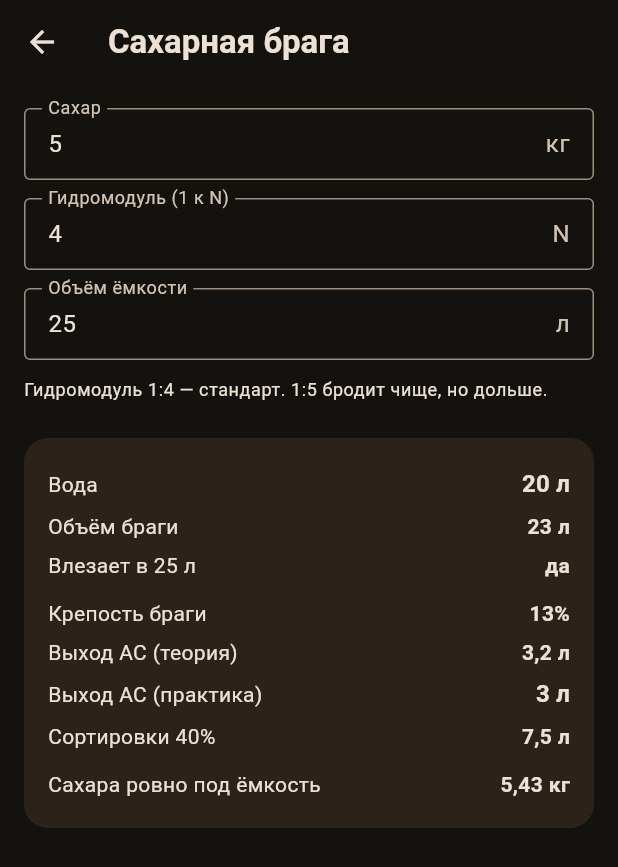
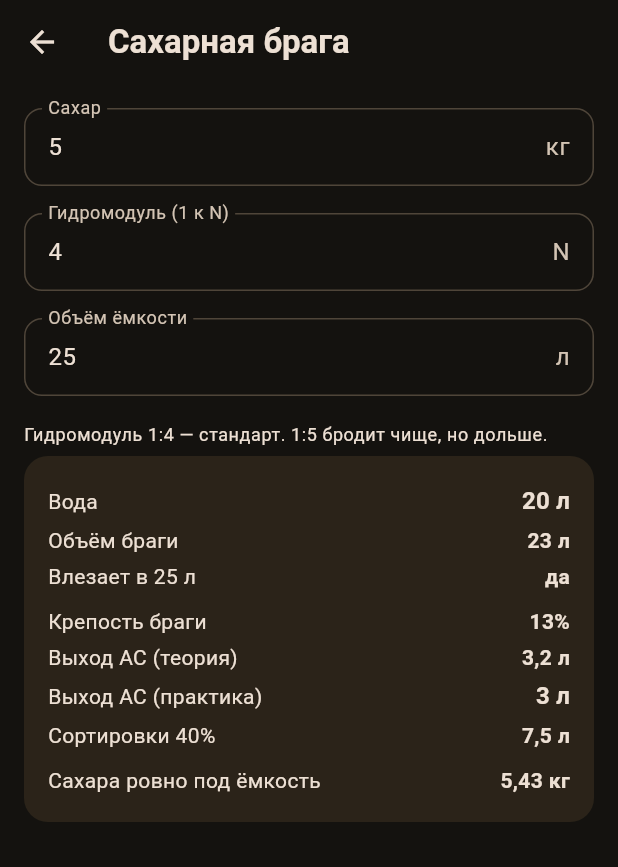
Before and after one commit to grifmax/kalendar-samogon, a Flutter app: the CalculatorsScreen screen opened directly, after a tap on "Сахарная брага", on a phone screen of 412 x 824 dp. Shown: the top 867 px of the screen. Run offline on Flutter 3.47's test engine with Material 3 defaults, Android fonts, the phone set to English and light mode, and no system bars; our stand-ins replace drift, drift_flutter, file_picker, fl_chart, flutter_local_notifications, flutter_timezone and 2 more; accounts and stored records are empty; generated files the repository leaves out were written again.

Commit message:
fix: единый вертикальный ритм форм
- FormSpacing + FormNumberField/FormSectionTitle: отступы в одном месте
  (поле→поле 18, заголовок→поле 12, чипы→поле 20, секции 30, подсказка 6)
- inputDecorationTheme: единые внутренние отступы полей (12×14) и скругления
- подсказки (норма дозы, температурная поправка) внутри поля, а не отдельным
  виджетом — больше не удваивают отступ под полем
- шкала заполнения тары с контуром: при 100% читалась как декоративная линия
- диалоги перегонок, тары, дегустаций и замеров: шаг между полями 14 → 18
- версия 0.4.1 (versionCode 5)

```diff
--- a/app/lib/app/app_version.dart
+++ b/app/lib/app/app_version.dart
@@ -3,4 +3,4 @@
 /// Держим в синхроне с VERSION в корне проекта и `version:` в pubspec.yaml.
 /// Отдельная константа вместо package_info_plus: плагин не собирался под
 /// Android в текущей связке зависимостей, а показывать нужно только строку.
-const String kAppVersion = '0.4.0';
+const String kAppVersion = '0.4.1';
--- a/app/lib/features/calculators/calculators_screen.dart
+++ b/app/lib/features/calculators/calculators_screen.dart
@@ -4,6 +4,7 @@ import '../../domain/calculators.dart';
 import '../../domain/reference.dart';
 import '../../domain/recipe_tuning.dart';
 import '../../utils/format.dart';
+import '../../widgets/form_fields.dart';
 
 /// Хаб калькуляторов.
 ///
@@ -148,20 +149,19 @@ class _CalcBody extends StatelessWidget {
       crossAxisAlignment: CrossAxisAlignment.start,
       children: [
         ...fields,
-        if (result != null) ...[
-          const SizedBox(height: 24),
+        if (result != null)
           Card(
-            margin: EdgeInsets.zero,
+            margin: const EdgeInsets.only(top: FormSpacing.fieldToHint),
             color: theme.colorScheme.primary.withValues(alpha: 0.10),
             child: Padding(padding: const EdgeInsets.all(16), child: result!),
           ),
-        ],
-        const SizedBox(height: 32),
+        const SizedBox(height: FormSpacing.section),
       ],
     );
   }
 }
 
+/// Обёртка над общим полем: в калькуляторах единица измерения всегда есть.
 class _NumField extends StatelessWidget {
   const _NumField({
     required this.controller,
@@ -177,19 +177,11 @@ class _NumField extends StatelessWidget {
 
   @override
   Widget build(BuildContext context) {
-    return Padding(
-      padding: const EdgeInsets.only(bottom: 12),
-      child: TextField(
+    return FormNumberField(
       controller: controller,
-        keyboardType: const TextInputType.numberWithOptions(decimal: true),
-        onChanged: (_) => onChanged?.call(),
-        decoration: InputDecoration(
-          labelText: label,
-          suffixText: suffix,
-          border: const OutlineInputBorder(),
-          isDense: true,
-        ),
-      ),
+      label: label,
+      suffix: suffix ?? '',
+      onChanged: onChanged,
     );
   }
 }
@@ -218,7 +210,11 @@ class _StrengthField extends StatelessWidget {
     final temp = _parse(tempController);
     final corrected = hydrometerCorrection(reading: reading, tempC: temp);
 
-    return Column(
+    final hasCorrection = (temp - 20).abs() > 0.5;
+
+    return Padding(
+      padding: const EdgeInsets.only(bottom: FormSpacing.field),
+      child: Column(
         crossAxisAlignment: CrossAxisAlignment.start,
         children: [
           Row(
@@ -226,34 +222,41 @@ class _StrengthField extends StatelessWidget {
             children: [
               Expanded(
                 flex: 3,
-              child: _NumField(
+                child: FormNumberField(
                   controller: abvController,
                   label: label,
                   suffix: '%',
                   onChanged: onChanged,
+                  bottomPadding: 0,
                 ),
               ),
               const SizedBox(width: 10),
               Expanded(
                 flex: 2,
-              child: _NumField(
+                child: FormNumberField(
                   controller: tempController,
                   label: 'Температура',
                   suffix: '°C',
                   onChanged: onChanged,
+                  bottomPadding: 0,
                 ),
               ),
             ],
           ),
-        if ((temp - 20).abs() > 0.5)
+          if (hasCorrection)
             Padding(
-            padding: const EdgeInsets.only(bottom: 12),
+              padding: const EdgeInsets.only(top: FormSpacing.fieldToHint),
               child: Row(
+                crossAxisAlignment: CrossAxisAlignment.start,
                 children: [
-                Icon(Icons.thermostat,
-                    size: 15, color: theme.colorScheme.primary),
+                  Icon(
+                    Icons.thermostat,
+                    size: 15,
+                    color: theme.colorScheme.primary,
+                  ),
                   const SizedBox(width: 6),
-                Text(
+                  Expanded(
+                    child: Text(
                       'При 20 °C это ${formatNumber(corrected, decimals: 1)}% '
                       '(поправка ${corrected >= reading ? '+' : ''}'
                       '${formatNumber(corrected - reading, decimals: 1)})',
@@ -261,10 +264,12 @@ class _StrengthField extends StatelessWidget {
                         color: theme.colorScheme.primary,
                       ),
                     ),
+                  ),
                 ],
               ),
             ),
         ],
+      ),
     );
   }
 }
@@ -286,7 +291,7 @@ class _ResultRow extends StatelessWidget {
   Widget build(BuildContext context) {
     final theme = Theme.of(context);
     return Padding(
-      padding: const EdgeInsets.symmetric(vertical: 3),
+      padding: const EdgeInsets.symmetric(vertical: FormSpacing.resultRow / 2),
       child: Row(
         mainAxisAlignment: MainAxisAlignment.spaceBetween,
         children: [
@@ -294,7 +299,8 @@ class _ResultRow extends StatelessWidget {
           const SizedBox(width: 12),
           Text(
             value,
-            style: (bold
+            style:
+                (bold
                         ? theme.textTheme.titleMedium
                         : theme.textTheme.bodyMedium)
                     ?.copyWith(
@@ -312,8 +318,7 @@ double _parse(TextEditingController c) =>
     double.tryParse(c.text.replaceAll(',', '.')) ?? 0;
 
 /// Стандартная температура по умолчанию для новых полей.
-TextEditingController _tempController() =>
-    TextEditingController(text: '20');
+TextEditingController _tempController() => TextEditingController(text: '20');
 
 // ---------- 1. сахарная брага ----------
 
@@ -346,8 +351,9 @@ class _SugarWashCalculatorState extends State<_SugarWashCalculator> {
     );
     final vessel = _parse(_vessel);
     final fits = vessel <= 0 || tuning.fitsIn(vessel);
-    final sugarForVessel =
-        vessel > 0 ? sugarForVesselCalc(vessel, _parse(_hydro)) : 0.0;
+    final sugarForVessel = vessel > 0
+        ? sugarForVesselCalc(vessel, _parse(_hydro))
+        : 0.0;
 
     return _CalcBody(
       fields: [
@@ -377,9 +383,15 @@ class _SugarWashCalculatorState extends State<_SugarWashCalculator> {
       result: Column(
         crossAxisAlignment: CrossAxisAlignment.start,
         children: [
-          _ResultRow(label: 'Вода', value: formatVolume(tuning.waterL), bold: true),
           _ResultRow(
-              label: 'Объём браги', value: formatVolume(tuning.totalVolumeL)),
+            label: 'Вода',
+            value: formatVolume(tuning.waterL),
+            bold: true,
+          ),
+          _ResultRow(
+            label: 'Объём браги',
+            value: formatVolume(tuning.totalVolumeL),
+          ),
           if (vessel > 0)
             _ResultRow(
               label: 'Влезает в ${formatVolume(vessel)}',
@@ -416,8 +428,9 @@ class _SugarWashCalculatorState extends State<_SugarWashCalculator> {
               padding: const EdgeInsets.only(top: 6),
               child: Text(
                 warning,
-                style: theme.textTheme.bodySmall
-                    ?.copyWith(color: theme.colorScheme.error),
+                style: theme.textTheme.bodySmall?.copyWith(
+                  color: theme.colorScheme.error,
+                ),
               ),
             ),
         ],
@@ -500,7 +513,10 @@ class _DilutionCalculatorState extends State<_DilutionCalculator> {
         crossAxisAlignment: CrossAxisAlignment.start,
         children: [
           _ResultRow(
-              label: 'Добавить воды', value: formatVolume(water), bold: true),
+            label: 'Добавить воды',
+            value: formatVolume(water),
+            bold: true,
+          ),
           _ResultRow(label: 'Итоговый объём', value: formatVolume(total)),
         ],
       ),
@@ -577,19 +593,23 @@ class _SortingCalculatorState extends State<_SortingCalculator> {
           _ResultRow(
             label: 'Спирта ${formatNumber(spiritAbv, decimals: 0)}%',
             value: formatVolume(plan.spiritL),
-              bold: true),
-          _ResultRow(label: 'Воды', value: formatVolume(plan.waterL), bold: true),
+            bold: true,
+          ),
+          _ResultRow(
+            label: 'Воды',
+            value: formatVolume(plan.waterL),
+            bold: true,
+          ),
           _ResultRow(
             label: 'Всего',
-              value: formatVolume(plan.spiritL + plan.waterL)),
+            value: formatVolume(plan.spiritL + plan.waterL),
+          ),
           if (impossible)
             Padding(
               padding: const EdgeInsets.only(top: 6),
               child: Text(
                 'Крепость выше крепости спирта — так не получится.',
-                style: Theme.of(context)
-                    .textTheme
-                    .bodySmall
+                style: Theme.of(context).textTheme.bodySmall
                     ?.copyWith(color: Theme.of(context).colorScheme.error),
               ),
             ),
@@ -639,7 +659,9 @@ class _FractionsCalculatorState extends State<_FractionsCalculator> {
     );
     final jarMl = _parse(_jar);
     final headsMl = plan.headsL * 1000;
-    final jars = jarMl > 0 ? headsIntoJars(headsMl: headsMl, jarMl: jarMl) : null;
+    final jars = jarMl > 0
+        ? headsIntoJars(headsMl: headsMl, jarMl: jarMl)
+        : null;
 
     return _CalcBody(
       fields: [
@@ -678,17 +700,25 @@ class _FractionsCalculatorState extends State<_FractionsCalculator> {
         children: [
           _ResultRow(
             label: 'Абсолютный спирт',
-              value: formatVolume(plan.absoluteAlcoholL)),
+            value: formatVolume(plan.absoluteAlcoholL),
+          ),
           _ResultRow(
-              label: 'Головы', value: formatVolume(plan.headsL), bold: true),
+            label: 'Головы',
+            value: formatVolume(plan.headsL),
+            bold: true,
+          ),
           _ResultRow(
-              label: 'Тело (АС)', value: formatVolume(plan.heartsL), bold: true),
+            label: 'Тело (АС)',
+            value: formatVolume(plan.heartsL),
+            bold: true,
+          ),
           _ResultRow(label: 'Хвосты (АС)', value: formatVolume(plan.tailsL)),
           if (jars != null && jars.fullJars > 0) ...[
             const SizedBox(height: 6),
             _ResultRow(
               label: 'Головы по банкам ${formatNumber(jarMl, decimals: 0)} мл',
-              value: '${jars.fullJars} шт'
+              value:
+                  '${jars.fullJars} шт'
                   '${jars.restMl > 1 ? ' + ${jars.restMl.round()} мл' : ''}',
             ),
           ],
@@ -781,7 +811,9 @@ class _FortifyCalculatorState extends State<_FortifyCalculator> {
           ),
           if (add > 0)
             _ResultRow(
-                label: 'Станет объёма', value: formatVolume(finalVolume)),
+              label: 'Станет объёма',
+              value: formatVolume(finalVolume),
+            ),
         ],
       ),
     );
@@ -937,8 +969,9 @@ class _SugarEffectCalculatorState extends State<_SugarEffectCalculator> {
               ActionChip(
                 label: Text(level.title),
                 onPressed: () {
-                  _sugar.text =
-                      level.averageSugarGramsPerLitre.round().toString();
+                  _sugar.text = level.averageSugarGramsPerLitre
+                      .round()
+                      .toString();
                   setState(() {});
                 },
               ),
@@ -962,10 +995,7 @@ class _SugarEffectCalculatorState extends State<_SugarEffectCalculator> {
             value: '${formatNumber(_parse(_abv) - after, decimals: 1)}%',
             warn: true,
           ),
-          _ResultRow(
-            label: 'Сладость',
-            value: level?.title ?? 'выше ликёрной',
-          ),
+          _ResultRow(label: 'Сладость', value: level?.title ?? 'выше ликёрной'),
           Padding(
             padding: const EdgeInsets.only(top: 8),
             child: Text(
@@ -1047,8 +1077,9 @@ class _YieldCalculatorState extends State<_YieldCalculator> {
               ActionChip(
                 label: Text(material.title.split(' ').first),
                 onPressed: () {
-                  _fraction.text =
-                      (material.sugarFraction * 100).round().toString();
+                  _fraction.text = (material.sugarFraction * 100)
+                      .round()
+                      .toString();
                   setState(() => _fromStarch = true);
                 },
               ),
@@ -1201,7 +1232,8 @@ class _HydrometerCalculatorState extends State<_HydrometerCalculator> {
           ),
           _ResultRow(
             label: 'Поправка',
-            value: '${corrected >= _parse(_reading) ? '+' : ''}'
+            value:
+                '${corrected >= _parse(_reading) ? '+' : ''}'
                 '${formatNumber(corrected - _parse(_reading), decimals: 1)}%',
           ),
         ],
@@ -1281,12 +1313,10 @@ class _ChipsCalculatorState extends State<_ChipsCalculator> {
           ),
           _ResultRow(
             label: 'На литр',
-            value: '${formatNumber(volume > 0 ? chips / volume : 0, decimals: 1)} г/л',
+            value:
+                '${formatNumber(volume > 0 ? chips / volume : 0, decimals: 1)} г/л',
           ),
-          _ResultRow(
-            label: 'Испарится (3 %/год)',
-            value: formatVolume(loss),
-          ),
+          _ResultRow(label: 'Испарится (3 %/год)', value: formatVolume(loss)),
         ],
       ),
     );
@@ -1358,7 +1388,8 @@ class _CostCalculatorState extends State<_CostCalculator> {
           ),
           _ResultRow(
             label: 'Цена литра напитка',
-            value: '${formatNumber(perLiter * _parse(_abv) / 100, decimals: 0)} ₽',
+            value:
+                '${formatNumber(perLiter * _parse(_abv) / 100, decimals: 0)} ₽',
           ),
           _ResultRow(
             label: 'Цена бутылки 0,5 л',
--- /dev/null
+++ b/app/lib/widgets/form_fields.dart
@@ -0,0 +1,164 @@
+import 'package:flutter/material.dart';
+
+/// Вертикальный ритм форм.
+///
+/// Отступы заданы в одном месте, чтобы поля, заголовки секций и подсказки
+/// не «слипались» и не разъезжались между экранами: раньше в каждом виджете
+/// был свой произвольный SizedBox.
+class FormSpacing {
+  FormSpacing._();
+
+  /// Между полями ввода внутри одной группы.
+  ///
+  /// Больше обычных 8–12, потому что плавающая подпись outlined-поля живёт
+  /// ВЫШЕ рамки: при меньшем зазоре подпись следующего поля визуально
+  /// прилипает к предыдущему полю.
+  static const double field = 18;
+
+  /// От заголовка секции до первого поля.
+  static const double titleToField = 12;
+
+  /// Между заголовком секции и его пояснением.
+  static const double titleToHint = 3;
+
+  /// Между секциями.
+  static const double section = 30;
+
+  /// Дополнительный отступ перед новой секцией, когда предыдущий элемент —
+  /// поле (оно уже дало [field] снизу): field + sectionAfterField = section.
+  static const double sectionAfterField = section - field;
+
+  /// Между рядом чипов и полем под ним.
+  static const double chipsToField = 20;
+
+  /// Между полем и подсказкой под ним (норма дозы, поправка).
+  static const double fieldToHint = 6;
+
+  /// Внутри блока результата.
+  static const double resultRow = 4;
+
+  /// Отступ карточки результата от полей.
+  static const double toResult = 20;
+}
+
+/// Заголовок секции формы: название и необязательное пояснение.
+class FormSectionTitle extends StatelessWidget {
+  const FormSectionTitle({super.key, required this.title, this.hint});
+
+  final String title;
+  final String? hint;
+
+  @override
+  Widget build(BuildContext context) {
+    final theme = Theme.of(context);
+    return Padding(
+      padding: const EdgeInsets.only(bottom: FormSpacing.titleToField),
+      child: Column(
+        crossAxisAlignment: CrossAxisAlignment.start,
+        children: [
+          Text(title, style: theme.textTheme.titleSmall),
+          if (hint != null && hint!.isNotEmpty) ...[
+            const SizedBox(height: FormSpacing.titleToHint),
+            Text(
+              hint!,
+              style: theme.textTheme.bodySmall?.copyWith(
+                color: theme.colorScheme.onSurfaceVariant,
+              ),
+            ),
+          ],
+        ],
+      ),
+    );
+  }
+}
+
+/// Числовое поле формы с единицей измерения справа.
+///
+/// Подсказка под полем (норма дозы, поправка) живёт внутри того же отступа,
+/// что и само поле: иначе между полем и подсказкой появляется лишний зазор,
+/// а между подсказкой и следующим полем — слишком маленький.
+class FormNumberField extends StatelessWidget {
+  const FormNumberField({
+    super.key,
+    required this.controller,
+    required this.label,
+    required this.suffix,
+    this.onChanged,
+    this.hint,
+    this.hintIcon,
+    this.hintIsWarning = false,
+    this.bottomPadding = FormSpacing.field,
+  });
+
+  final TextEditingController controller;
+  final String label;
+  final String suffix;
+  final VoidCallback? onChanged;
+
+  /// Строка под полем: норма, поправка, предупреждение.
+  final String? hint;
+  final IconData? hintIcon;
+
+  /// Подсказка красным (предупреждение), иначе приглушённым.
+  final bool hintIsWarning;
+
+  /// Нижний отступ: 0, когда поле стоит в ряду с соседом и отступ даёт ряд.
+  final double bottomPadding;
+
+  @override
+  Widget build(BuildContext context) {
+    final theme = Theme.of(context);
+    final hintText = hint;
+
+    return Padding(
+      padding: EdgeInsets.only(bottom: bottomPadding),
+      child: Column(
+        crossAxisAlignment: CrossAxisAlignment.start,
+        children: [
+          TextField(
+            controller: controller,
+            keyboardType: const TextInputType.numberWithOptions(decimal: true),
+            onChanged: (_) => onChanged?.call(),
+            decoration: InputDecoration(
+              labelText: label,
+              suffixText: suffix,
+              border: const OutlineInputBorder(),
+              isDense: true,
+              // Плавающая подпись не должна прилипать к рамке.
+              contentPadding: const EdgeInsets.fromLTRB(12, 14, 12, 14),
+            ),
+          ),
+          if (hintText != null && hintText.isNotEmpty)
+            Padding(
+              padding: const EdgeInsets.only(top: FormSpacing.fieldToHint),
+              child: Row(
+                crossAxisAlignment: CrossAxisAlignment.start,
+                children: [
+                  if (hintIcon != null) ...[
+                    Icon(
+                      hintIcon,
+                      size: 15,
+                      color: hintIsWarning
+                          ? theme.colorScheme.error
+                          : theme.colorScheme.onSurfaceVariant,
+                    ),
+                    const SizedBox(width: 6),
+                  ],
+                  Expanded(
+                    child: Text(
+                      hintText,
+                      style: theme.textTheme.bodySmall?.copyWith(
+                        color: hintIsWarning
+                            ? theme.colorScheme.error
+                            : theme.colorScheme.onSurfaceVariant,
+                      ),
+                    ),
+                  ),
+                ],
+              ),
+            ),
+        ],
+      ),
+    );
+  }
+}
--- a/app/pubspec.yaml
+++ b/app/pubspec.yaml
@@ -3,7 +3,7 @@ description: "Календарь самогонщика — рецепты, па
 publish_to: 'none'
 
 # Версию синхронизируем с VERSION в корне проекта (docs/CONVENTIONS.md).
-version: 0.4.0+4
+version: 0.4.1+5
 
 environment:
   sdk: ^3.14.0
```
Also changed, not shown: app/lib/app/app_theme.dart (+21 -0 lines), app/lib/features/batches/batch_detail_screen.dart (+4 -3 lines), app/lib/features/recipes/recipe_tune_sheet.dart (+106 -166 lines), app/lib/features/runs/runs_tab.dart (+7 -6 lines), app/lib/features/tastings/tastings_tab.dart (+4 -3 lines), app/lib/features/vessels/vessels_screen.dart (+5 -4 lines), 3 other files. Lines whose indentation alone changed are shown as unchanged.
